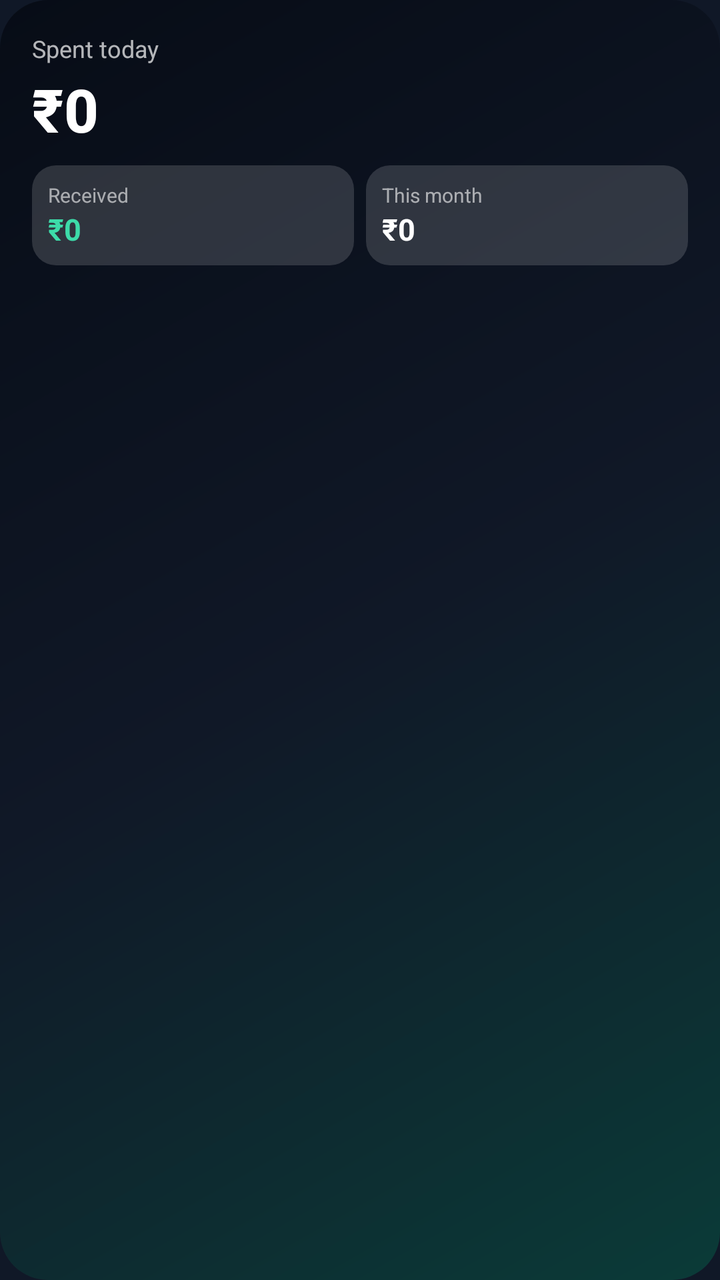
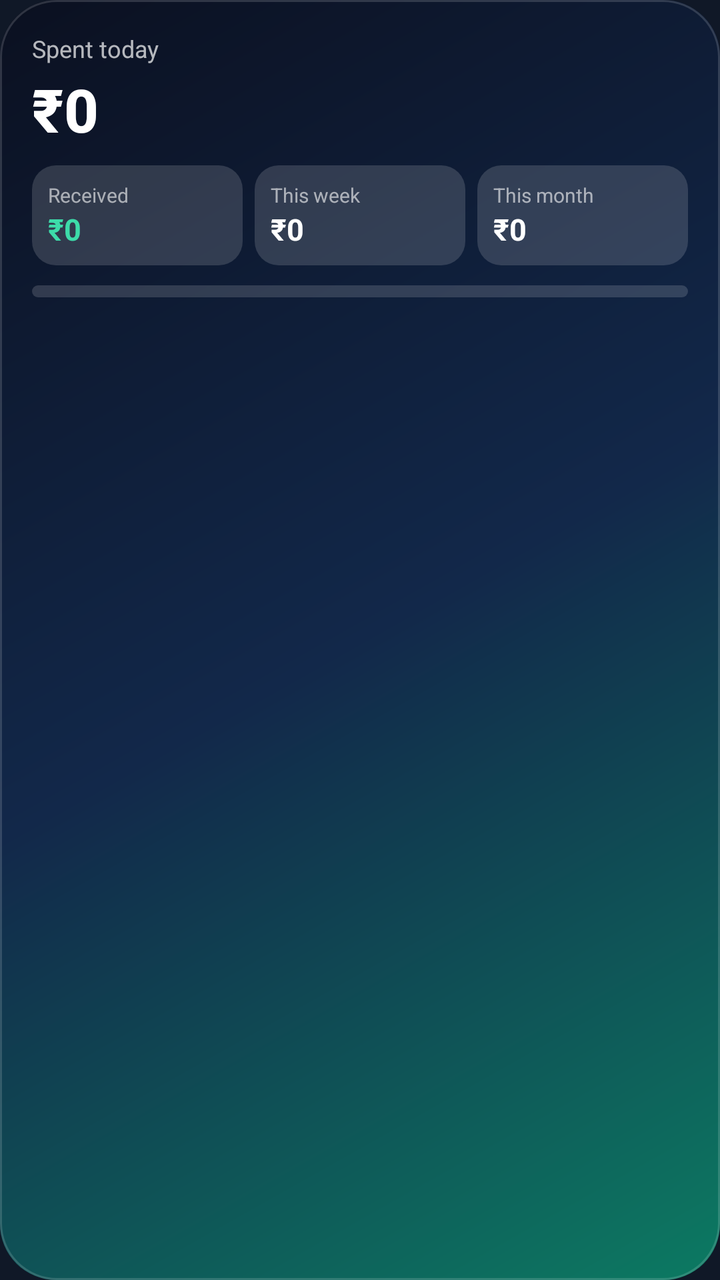

Two renders of the same Android screen: before a commit and after it. Below are the layout's source before the change and the commit's diff.
<!-- AndroidManifest.xml: application theme AppTheme -->
<!-- res/layout/widget_paisa.xml -->
<?xml version="1.0" encoding="utf-8"?>
<LinearLayout xmlns:android="http://schemas.android.com/apk/res/android"
    android:id="@+id/widget_root"
    android:layout_width="match_parent"
    android:layout_height="match_parent"
    android:background="@drawable/widget_bg"
    android:orientation="vertical"
    android:padding="16dp">

  <LinearLayout
      android:layout_width="match_parent"
      android:layout_height="wrap_content"
      android:gravity="center_vertical"
      android:orientation="horizontal">
    <TextView
        android:id="@+id/w_title"
        android:layout_width="0dp"
        android:layout_height="wrap_content"
        android:layout_weight="1"
        android:text="Spent today"
        android:textColor="#B3FFFFFF"
        android:textSize="12sp"/>
    <TextView
        android:id="@+id/w_updated"
        android:layout_width="wrap_content"
        android:layout_height="wrap_content"
        android:textColor="#80FFFFFF"
        android:textSize="10sp"/>
  </LinearLayout>

  <TextView
      android:id="@+id/w_spent"
      android:layout_width="wrap_content"
      android:layout_height="wrap_content"
      android:layout_marginTop="2dp"
      android:fontFamily="sans-serif-medium"
      android:text="₹0"
      android:textColor="#FFFFFF"
      android:textSize="30sp"
      android:textStyle="bold"/>

  <LinearLayout
      android:layout_width="match_parent"
      android:layout_height="wrap_content"
      android:layout_marginTop="8dp"
      android:orientation="horizontal">
    <LinearLayout
        android:layout_width="0dp"
        android:layout_height="wrap_content"
        android:layout_marginEnd="6dp"
        android:layout_weight="1"
        android:background="@drawable/widget_pill"
        android:orientation="vertical"
        android:padding="8dp">
      <TextView android:layout_width="wrap_content" android:layout_height="wrap_content" android:text="Received" android:textColor="#99FFFFFF" android:textSize="10sp"/>
      <TextView android:id="@+id/w_credit" android:layout_width="wrap_content" android:layout_height="wrap_content" android:text="₹0" android:textColor="#3DDBA9" android:textSize="15sp" android:textStyle="bold"/>
    </LinearLayout>
    <LinearLayout
        android:layout_width="0dp"
        android:layout_height="wrap_content"
        android:layout_weight="1"
        android:background="@drawable/widget_pill"
        android:orientation="vertical"
        android:padding="8dp">
      <TextView android:layout_width="wrap_content" android:layout_height="wrap_content" android:text="This month" android:textColor="#99FFFFFF" android:textSize="10sp"/>
      <TextView android:id="@+id/w_month" android:layout_width="wrap_content" android:layout_height="wrap_content" android:text="₹0" android:textColor="#FFFFFF" android:textSize="15sp" android:textStyle="bold"/>
    </LinearLayout>
  </LinearLayout>

  <TextView
      android:id="@+id/w_hint"
      android:layout_width="wrap_content"
      android:layout_height="wrap_content"
      android:layout_marginTop="6dp"
      android:textColor="#80FFFFFF"
      android:textSize="10sp"/>
</LinearLayout>
<!-- resources referenced by this layout -->
<resources>
  <!-- drawable widget_bg (drawable) -->
  <?xml version="1.0" encoding="utf-8"?>
  <shape xmlns:android="http://schemas.android.com/apk/res/android" android:shape="rectangle">
    <gradient android:angle="315" android:startColor="#070C16" android:centerColor="#101827" android:endColor="#0B3B38"/>
    <corners android:radius="24dp"/>
  </shape>
  <!-- drawable widget_pill (drawable) -->
  <?xml version="1.0" encoding="utf-8"?>
  <shape xmlns:android="http://schemas.android.com/apk/res/android" android:shape="rectangle">
    <solid android:color="#26FFFFFF"/>
    <corners android:radius="12dp"/>
  </shape>
  <style name="AppTheme" parent="Theme.AppCompat.DayNight.NoActionBar">
      <item name="android:editTextBackground">@drawable/rn_edit_text_material</item>
      <item name="colorPrimary">@color/colorPrimary</item>
      <item name="android:statusBarColor">@android:color/transparent</item>
      <item name="android:navigationBarColor">@android:color/transparent</item>
      <item name="android:windowBackground">@color/activityBackground</item>
    </style>
  <!-- drawable rn_edit_text_material (drawable) -->
  <?xml version="1.0" encoding="utf-8"?>
  <inset xmlns:android="http://schemas.android.com/apk/res/android"
         android:insetLeft="@dimen/abc_edit_text_inset_horizontal_material"
         android:insetRight="@dimen/abc_edit_text_inset_horizontal_material"
         android:insetTop="@dimen/abc_edit_text_inset_top_material"
         android:insetBottom="@dimen/abc_edit_text_inset_bottom_material"
         >
  
      <selector>
          
          <item android:state_enabled="false" android:drawable="@drawable/abc_textfield_default_mtrl_alpha"/>
          <item android:drawable="@drawable/abc_textfield_activated_mtrl_alpha"/>
      </selector>
  
  </inset>
  <color name="colorPrimary">#023c69</color>
  <color name="activityBackground">#101827</color>
</resources>

<!-- the commit's change to res/layout/widget_paisa.xml (unified diff, before → after) -->
@@ -58,6 +58,17 @@
     <LinearLayout
         android:layout_width="0dp"
         android:layout_height="wrap_content"
+        android:layout_marginEnd="6dp"
+        android:layout_weight="1"
+        android:background="@drawable/widget_pill"
+        android:orientation="vertical"
+        android:padding="8dp">
+      <TextView android:layout_width="wrap_content" android:layout_height="wrap_content" android:text="This week" android:textColor="#99FFFFFF" android:textSize="10sp"/>
+      <TextView android:id="@+id/w_week" android:layout_width="wrap_content" android:layout_height="wrap_content" android:text="₹0" android:textColor="#FFFFFF" android:textSize="15sp" android:textStyle="bold"/>
+    </LinearLayout>
+    <LinearLayout
+        android:layout_width="0dp"
+        android:layout_height="wrap_content"
         android:layout_weight="1"
         android:background="@drawable/widget_pill"
         android:orientation="vertical"
@@ -67,6 +78,16 @@
     </LinearLayout>
   </LinearLayout>
 
+  <ProgressBar
+      android:id="@+id/w_bar"
+      style="?android:attr/progressBarStyleHorizontal"
+      android:layout_width="match_parent"
+      android:layout_height="6dp"
+      android:layout_marginTop="10dp"
+      android:max="100"
+      android:progress="0"
+      android:progressDrawable="@drawable/widget_bar_fill"/>
+
   <TextView
       android:id="@+id/w_hint"
       android:layout_width="wrap_content"
<!-- resource entries referenced after the edit -->
@@ -1,11 +1,36 @@
 <!-- resources referenced by this layout -->
 <resources>
+  <!-- drawable widget_bar_fill (drawable) -->
+  <?xml version="1.0" encoding="utf-8"?>
+  <layer-list xmlns:android="http://schemas.android.com/apk/res/android">
+    <item android:id="@android:id/background">
+      <shape android:shape="rectangle"><solid android:color="#26FFFFFF"/><corners android:radius="4dp"/></shape>
+    </item>
+    <item android:id="@android:id/progress">
+      <clip>
+        <shape android:shape="rectangle">
+          <gradient android:angle="0" android:startColor="#3DDBA9" android:endColor="#74C0FC"/>
+          <corners android:radius="4dp"/>
+        </shape>
+      </clip>
+    </item>
+  </layer-list>
   <!-- drawable widget_bg (drawable) -->
   <?xml version="1.0" encoding="utf-8"?>
-  <shape xmlns:android="http://schemas.android.com/apk/res/android" android:shape="rectangle">
-    <gradient android:angle="315" android:startColor="#070C16" android:centerColor="#101827" android:endColor="#0B3B38"/>
-    <corners android:radius="24dp"/>
-  </shape>
+  <layer-list xmlns:android="http://schemas.android.com/apk/res/android">
+    <item>
+      <shape android:shape="rectangle">
+        <gradient android:angle="315" android:startColor="#0B1020" android:centerColor="#12284A" android:endColor="#0C7A62"/>
+        <corners android:radius="28dp"/>
+      </shape>
+    </item>
+    <item>
+      <shape android:shape="rectangle">
+        <stroke android:width="1dp" android:color="#26FFFFFF"/>
+        <corners android:radius="28dp"/>
+      </shape>
+    </item>
+  </layer-list>
   <!-- drawable widget_pill (drawable) -->
   <?xml version="1.0" encoding="utf-8"?>
   <shape xmlns:android="http://schemas.android.com/apk/res/android" android:shape="rectangle">
